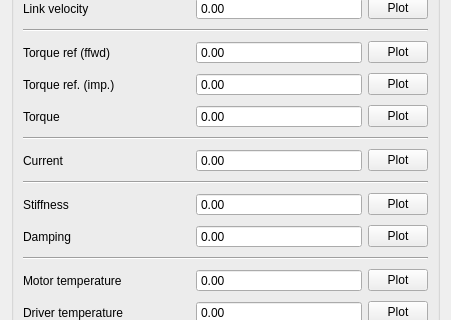
This is src/joint_state_gui/joint_state_widget.ui in ADVRHumanoids/robot_monitoring as Qt 5 draws it before an edit; both pictures show x 0 to 451 and y 218 to 538 of the 451 by 619 pixel window. The edited form follows.
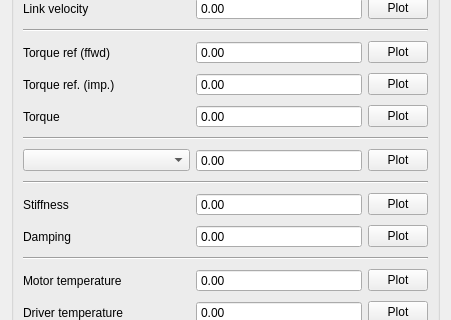
This is the edited form.

Patch:
```diff
--- a/src/joint_state_gui/joint_state_widget.ui
+++ b/src/joint_state_gui/joint_state_widget.ui
@@ -548,9 +548,12 @@
       <item>
        <layout class="QHBoxLayout" name="horizontalLayout_12">
         <item>
-         <widget class="QLabel" name="label_13">
-          <property name="text">
-           <string>Current</string>
+         <widget class="QComboBox" name="auxCombo">
+          <property name="currentText">
+           <string/>
+          </property>
+          <property name="placeholderText">
+           <string>Aux type</string>
           </property>
          </widget>
         </item>
```
Left out of the diff: 4 changed lines with no effect on the pictures.
